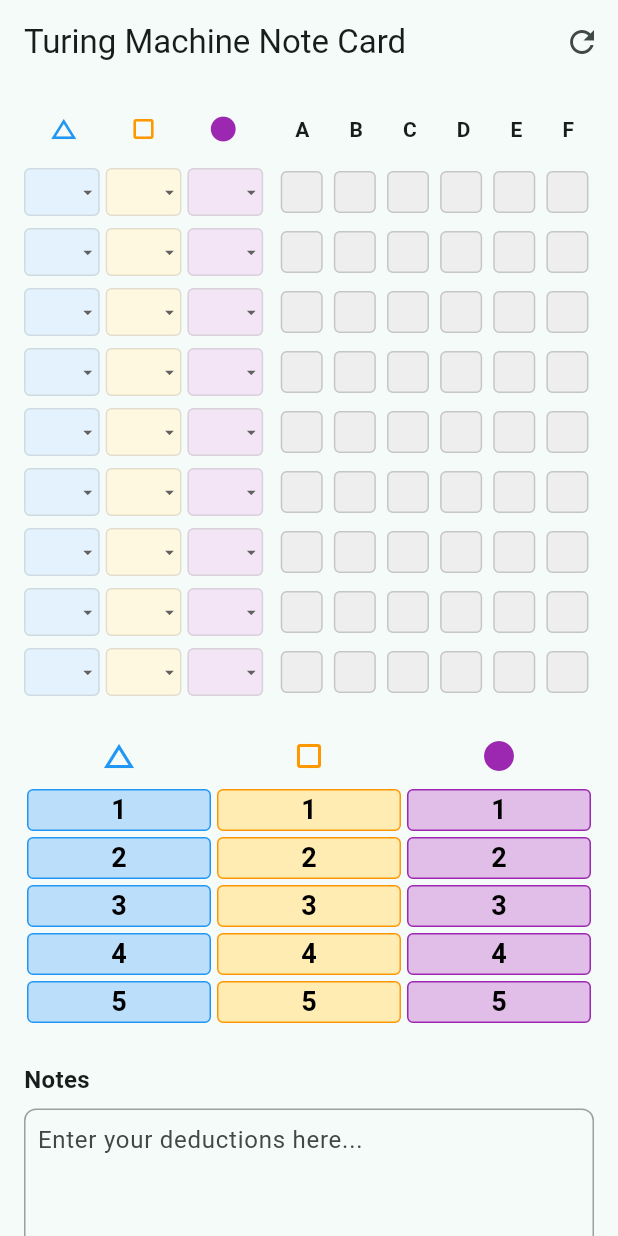
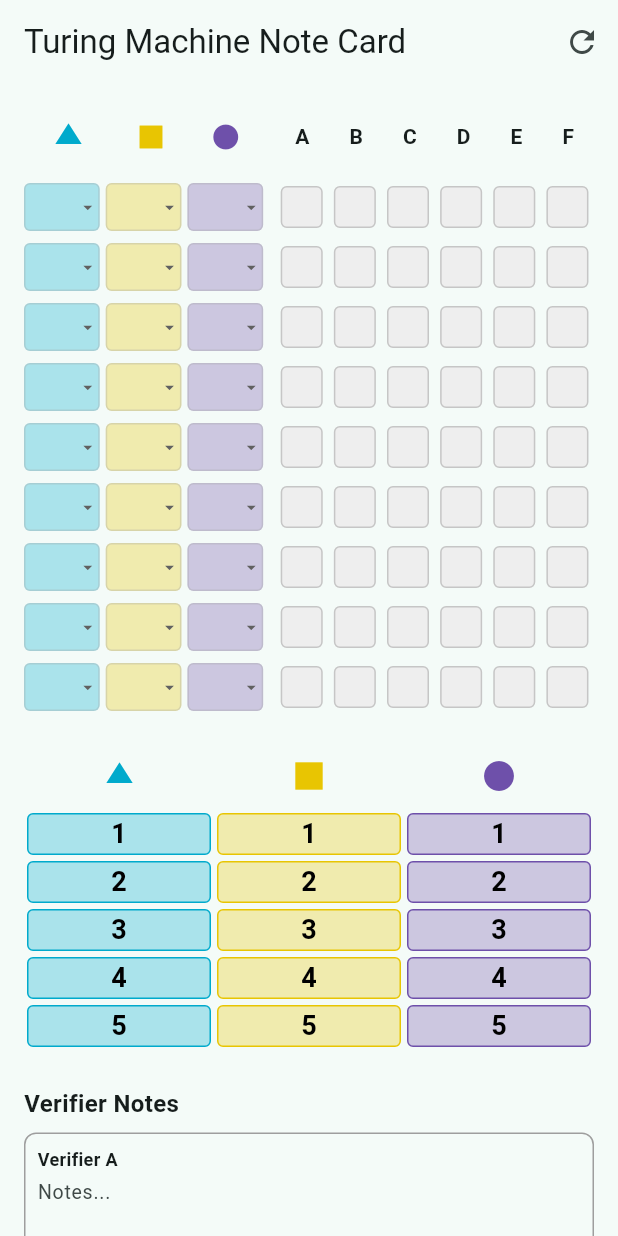
Before and after one commit to alexlamb10/turing_machine_card, a Flutter app: the screen it shows after launch, on a phone screen of 412 x 824 dp. Run offline on Flutter 3.47's test engine with Material 3 defaults, Android fonts, the phone set to English and light mode, and no system bars.

Commit message:
updated colors

```diff
--- a/lib/models/game_state.dart
+++ b/lib/models/game_state.dart
@@ -64,10 +64,15 @@ class GameState extends ChangeNotifier {
     notifyListeners();
   }
 
-  // Notes
-  String notes = "";
-  void updateNotes(String val) {
-    notes = val;
+  // Notes per Verifier (A-F)
+  final Map<String, String> _verifierNotes = {
+    'A': '', 'B': '', 'C': '', 'D': '', 'E': '', 'F': ''
+  };
+
+  Map<String, String> get verifierNotes => _verifierNotes;
+
+  void updateVerifierNote(String id, String val) {
+    _verifierNotes[id] = val;
     notifyListeners();
   }
 
@@ -87,7 +92,7 @@ class GameState extends ChangeNotifier {
       row[1] = null;
       row[2] = null;
     }
-    notes = "";
+    _verifierNotes.updateAll((key, value) => '');
     notifyListeners();
   }
 }
--- a/lib/screens/home_screen.dart
+++ b/lib/screens/home_screen.dart
@@ -100,9 +100,9 @@ class HomeScreen extends StatelessWidget {
             Expanded(flex: 3, child: Row(
               mainAxisAlignment: MainAxisAlignment.spaceAround,
               children: const [
-                Padding(padding: EdgeInsets.all(4), child: Icon(Icons.change_history, color: Colors.blue, size: 20)),
-                Padding(padding: EdgeInsets.all(4), child: Icon(Icons.crop_square, color: Colors.orange, size: 20)),
-                Padding(padding: EdgeInsets.all(4), child: Icon(Icons.circle, color: Colors.purple, size: 20)),
+                Padding(padding: EdgeInsets.all(4), child: RotatedBox(quarterTurns: 3, child: Icon(Icons.play_arrow, color: Color(0xFF00AACC), size: 30))),
+                Padding(padding: EdgeInsets.all(4), child: Icon(Icons.square, color: Color(0xFFE8C502), size: 20)),
+                Padding(padding: EdgeInsets.all(4), child: Icon(Icons.circle, color: Color(0xFF6E50AA), size: 20)),
               ],
             )),
             const SizedBox(width: 8),
@@ -125,11 +125,11 @@ class HomeScreen extends StatelessWidget {
                 // Guesses
                 Expanded(flex: 3, child: Row(
                   children: [
-                    Expanded(child: _buildCompactSelector(context, state.guesses[row][0], (v) => state.setGuess(row, 0, v), Colors.blue[50]!)),
+                    Expanded(child: _buildCompactSelector(context, state.guesses[row][0], (v) => state.setGuess(row, 0, v), const Color(0xFF00AACC).withOpacity(0.3))),
                     const SizedBox(width: 4),
-                    Expanded(child: _buildCompactSelector(context, state.guesses[row][1], (v) => state.setGuess(row, 1, v), Colors.amber[50]!)),
+                    Expanded(child: _buildCompactSelector(context, state.guesses[row][1], (v) => state.setGuess(row, 1, v), const Color(0xFFE8C502).withOpacity(0.3))),
                     const SizedBox(width: 4),
-                    Expanded(child: _buildCompactSelector(context, state.guesses[row][2], (v) => state.setGuess(row, 2, v), Colors.purple[50]!)),
+                    Expanded(child: _buildCompactSelector(context, state.guesses[row][2], (v) => state.setGuess(row, 2, v), const Color(0xFF6E50AA).withOpacity(0.3))),
                   ],
                 )),
                 const SizedBox(width: 8),
@@ -214,9 +214,9 @@ class HomeScreen extends StatelessWidget {
         // Headers for Grid
         Row(
           children: const [
-             Expanded(child: Center(child: Icon(Icons.change_history, color: Colors.blue))), // Triangle
-             Expanded(child: Center(child: Icon(Icons.crop_square, color: Colors.orange))), // Square (Yellow)
-             Expanded(child: Center(child: Icon(Icons.circle, color: Colors.purple))), // Circle
+             Expanded(child: Center(child: RotatedBox(quarterTurns: 3, child: Icon(Icons.play_arrow, color: Color(0xFF00AACC), size: 30)))), // Blue Triangle
+             Expanded(child: Center(child: Icon(Icons.square, color: Color(0xFFE8C502)))), // Yellow Square
+             Expanded(child: Center(child: Icon(Icons.circle, color: Color(0xFF6E50AA)))), // Purple Circle
           ],
         ),
         const SizedBox(height: 8),
@@ -266,31 +266,54 @@ class HomeScreen extends StatelessWidget {
 
   Widget _buildNotes(BuildContext context) {
     final state = context.watch<GameState>();
-    // We use a TextEditingController in a StatefulWidget usually,
-    // but for simple state syncing in this stateless widget we rely on onChanged.
-    // However, recreating the controller every build is bad.
-    // Let's just use the state value.
-    // Ideally this widget should be its own stateful widget to handle focus/controller properly.
-    // For MVP, we'll just display it.
 
     return Column(
       crossAxisAlignment: CrossAxisAlignment.stretch,
       children: [
-        const Text('Notes', style: TextStyle(fontSize: 16, fontWeight: FontWeight.bold)),
+        const Text('Verifier Notes', style: TextStyle(fontSize: 16, fontWeight: FontWeight.bold)),
         const SizedBox(height: 8),
-        Container(
-          height: 150,
+        LayoutBuilder(
+          builder: (context, constraints) {
+            // Determine columns based on width
+            int crossAxisCount = 3; // Desktop: 3 cols (A,B,C / D,E,F)
+            if (constraints.maxWidth < 600) crossAxisCount = 2; // Mobile: 2 cols
+            if (constraints.maxWidth < 400) crossAxisCount = 1; // Very small: 1 col
+
+            // Calculate width for each item
+            double itemWidth = (constraints.maxWidth - ((crossAxisCount - 1) * 8)) / crossAxisCount;
+
+            return Wrap(
+              spacing: 8,
+              runSpacing: 8,
+              children: ['A', 'B', 'C', 'D', 'E', 'F'].map((id) {
+                return SizedBox(
+                  width: itemWidth,
+                  child: Container(
                     padding: const EdgeInsets.all(8),
                     decoration: BoxDecoration(
                       border: Border.all(color: Colors.grey),
                       borderRadius: BorderRadius.circular(8),
                     ),
-          child: TextFormField(
-            initialValue: state.notes,
-            maxLines: null,
-            decoration: const InputDecoration.collapsed(hintText: 'Enter your deductions here...'),
-            onChanged: (val) => state.updateNotes(val),
+                    child: Column(
+                      crossAxisAlignment: CrossAxisAlignment.start,
+                      children: [
+                        Text('Verifier $id', style: const TextStyle(fontWeight: FontWeight.bold, fontSize: 12)),
+                        const SizedBox(height: 4),
+                        TextFormField(
+                          initialValue: state.verifierNotes[id],
+                          maxLines: 3,
+                          minLines: 3,
+                          decoration: const InputDecoration.collapsed(hintText: 'Notes...'),
+                          style: const TextStyle(fontSize: 13),
+                          onChanged: (val) => state.updateVerifierNote(id, val),
                         ),
+                      ],
+                    ),
+                  ),
+                );
+              }).toList(),
+            );
+          },
         ),
       ],
     );
--- a/lib/widgets/grid_cell.dart
+++ b/lib/widgets/grid_cell.dart
@@ -17,23 +17,17 @@ class GridCell extends StatelessWidget {
     required this.onLongPress,
   });
 
-  Color get _color {
+  Color get _baseColor {
     switch (column) {
-      case 0: return Colors.blue[100]!;
-      case 1: return Colors.amber[100]!; // Yellow
-      case 2: return Colors.purple[100]!;
-      default: return Colors.grey[200]!;
+      case 0: return const Color(0xFF00AACC); // Blue
+      case 1: return const Color(0xFFE8C502); // Yellow
+      case 2: return const Color(0xFF6E50AA); // Purple
+      default: return Colors.grey;
     }
   }
 
-  Color get _borderColor {
-    switch (column) {
-      case 0: return Colors.blue;
-      case 1: return Colors.orange; // Yellow acts weird on white
-      case 2: return Colors.purple;
-      default: return Colors.grey;
-    }
-  }
+  Color get _color => _baseColor.withOpacity(0.3);
+  Color get _borderColor => _baseColor;
 
   @override
   Widget build(BuildContext context) {
```
Lines whose indentation alone changed are shown as unchanged.
